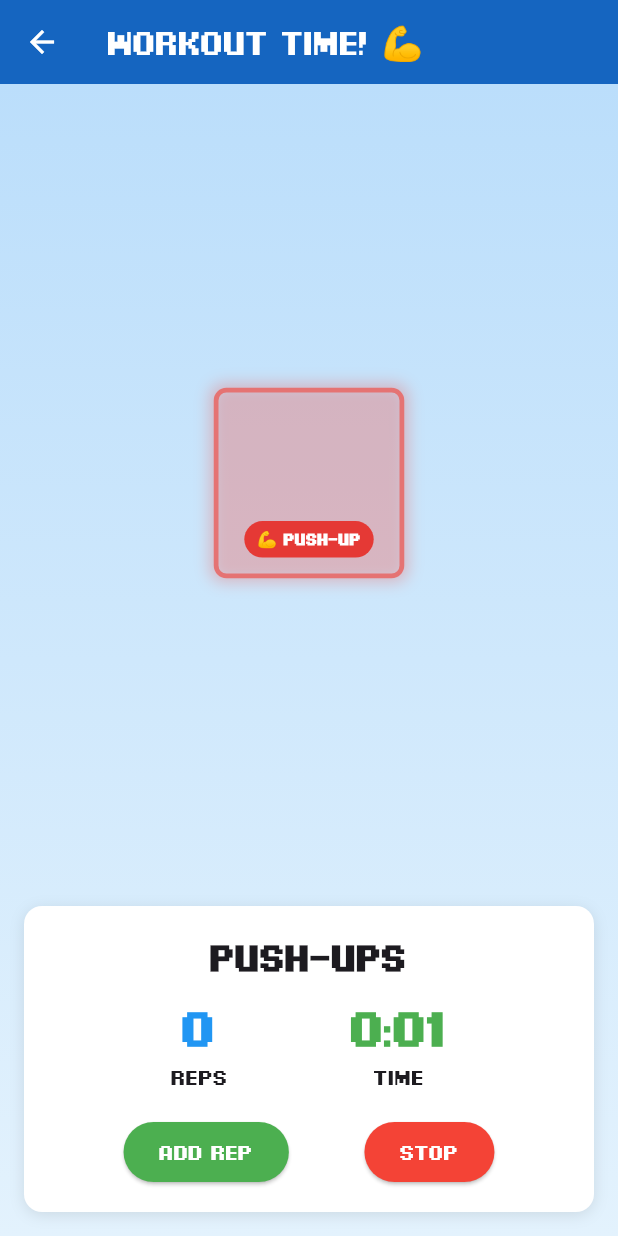
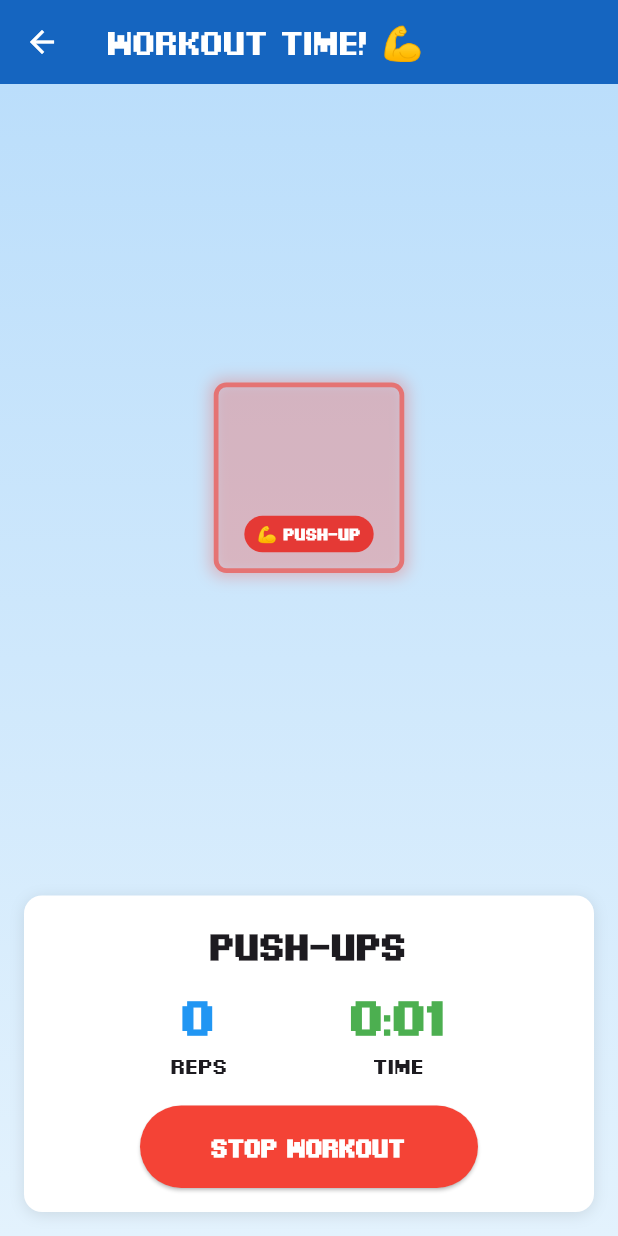
Before and after one commit to Qoyyuum/workoutbuddy, a Flutter app: the WorkoutScreen screen opened directly with empty values, after a tap on "Push-ups", on a phone screen of 412 x 824 dp. Run offline on Flutter 3.47's test engine with Material 3 defaults, Android fonts, the phone set to English and light mode, and no system bars; our stand-ins replace audioplayers, flutter_dotenv, sqflite; missing offline and left inert: flame, flame_audio, health; accounts and stored records are empty.

Commit message:
refactor: remove manual rep button to prevent workout cheating

```diff
--- a/lib/screens/workout_screen.dart
+++ b/lib/screens/workout_screen.dart
@@ -201,10 +201,6 @@ class _WorkoutScreenState extends State<WorkoutScreen>
     }
   }
 
-  void _addManualRep() {
-    _detectionService.addRep();
-  }
-
   @override
   Widget build(BuildContext context) {
     return Scaffold(
@@ -306,26 +302,20 @@ class _WorkoutScreenState extends State<WorkoutScreen>
                         ],
                       ),
                       const SizedBox(height: 16),
-                      Row(
-                        mainAxisAlignment: MainAxisAlignment.spaceEvenly,
-                        children: [
-                          ElevatedButton(
-                            onPressed: _addManualRep,
-                            style: ElevatedButton.styleFrom(
-                              backgroundColor: Colors.green,
-                              foregroundColor: Colors.white,
-                            ),
-                            child: const Text('Add Rep'),
+                      // Stop button centered (no manual rep cheating allowed!)
+                      Center(
+                        child: ElevatedButton(
+                          onPressed: _stopWorkout,
+                          style: ElevatedButton.styleFrom(
+                            backgroundColor: Colors.red,
+                            foregroundColor: Colors.white,
+                            padding: const EdgeInsets.symmetric(horizontal: 48, vertical: 16),
                           ),
-                          ElevatedButton(
-                            onPressed: _stopWorkout,
-                            style: ElevatedButton.styleFrom(
-                              backgroundColor: Colors.red,
-                              foregroundColor: Colors.white,
-                            ),
-                            child: const Text('Stop'),
+                          child: const Text(
+                            'Stop Workout',
+                            style: TextStyle(fontSize: 16, fontWeight: FontWeight.bold),
                           ),
-                        ],
+                        ),
                       ),
                     ],
                   ),
```
Also changed, not shown: lib/services/workout_detection_service.dart (+13 -2 lines), 1 other file.
